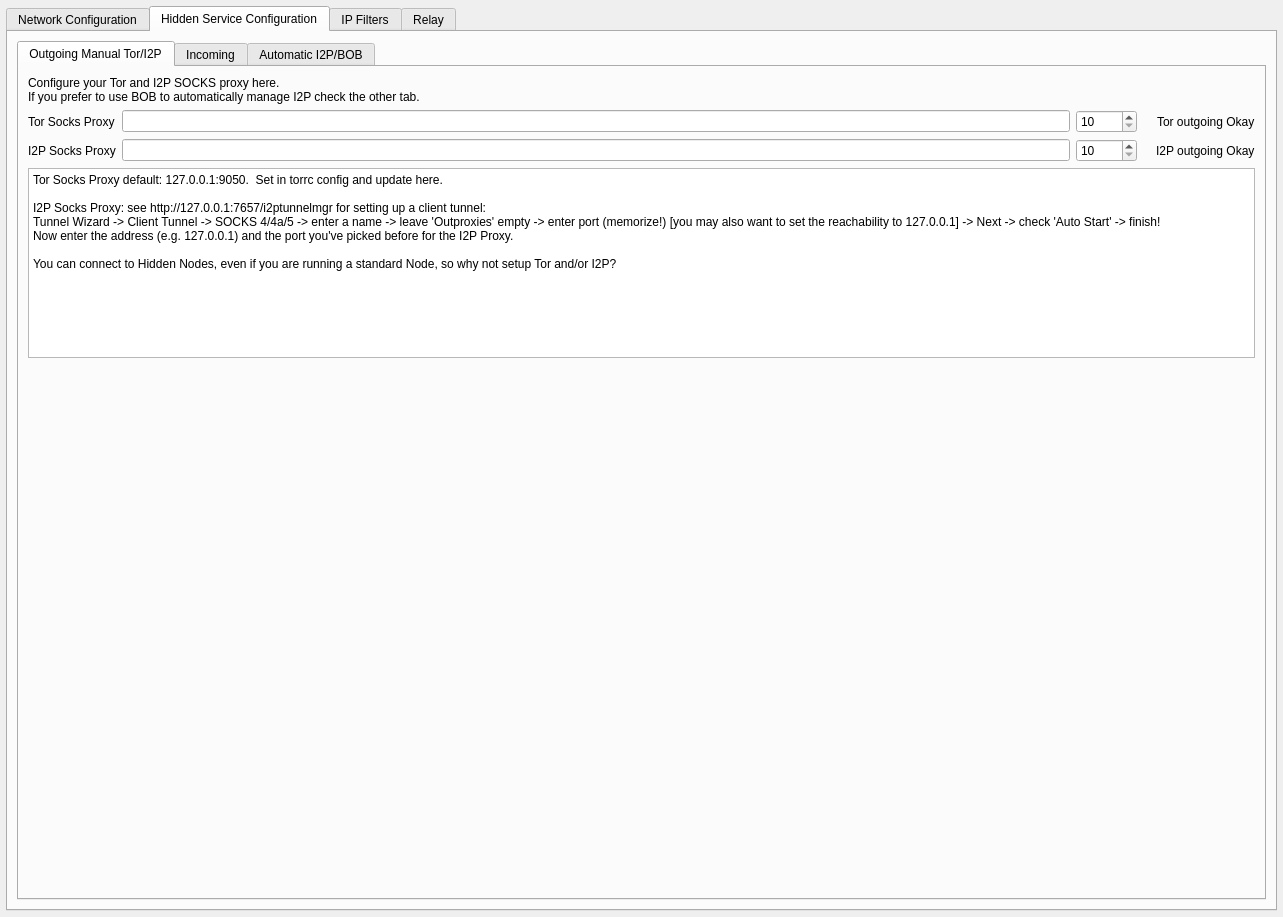
Before: the Qt Designer form retroshare-gui/src/gui/settings/ServerPage.ui in RetroShare/RetroShare, drawn with Qt 5.
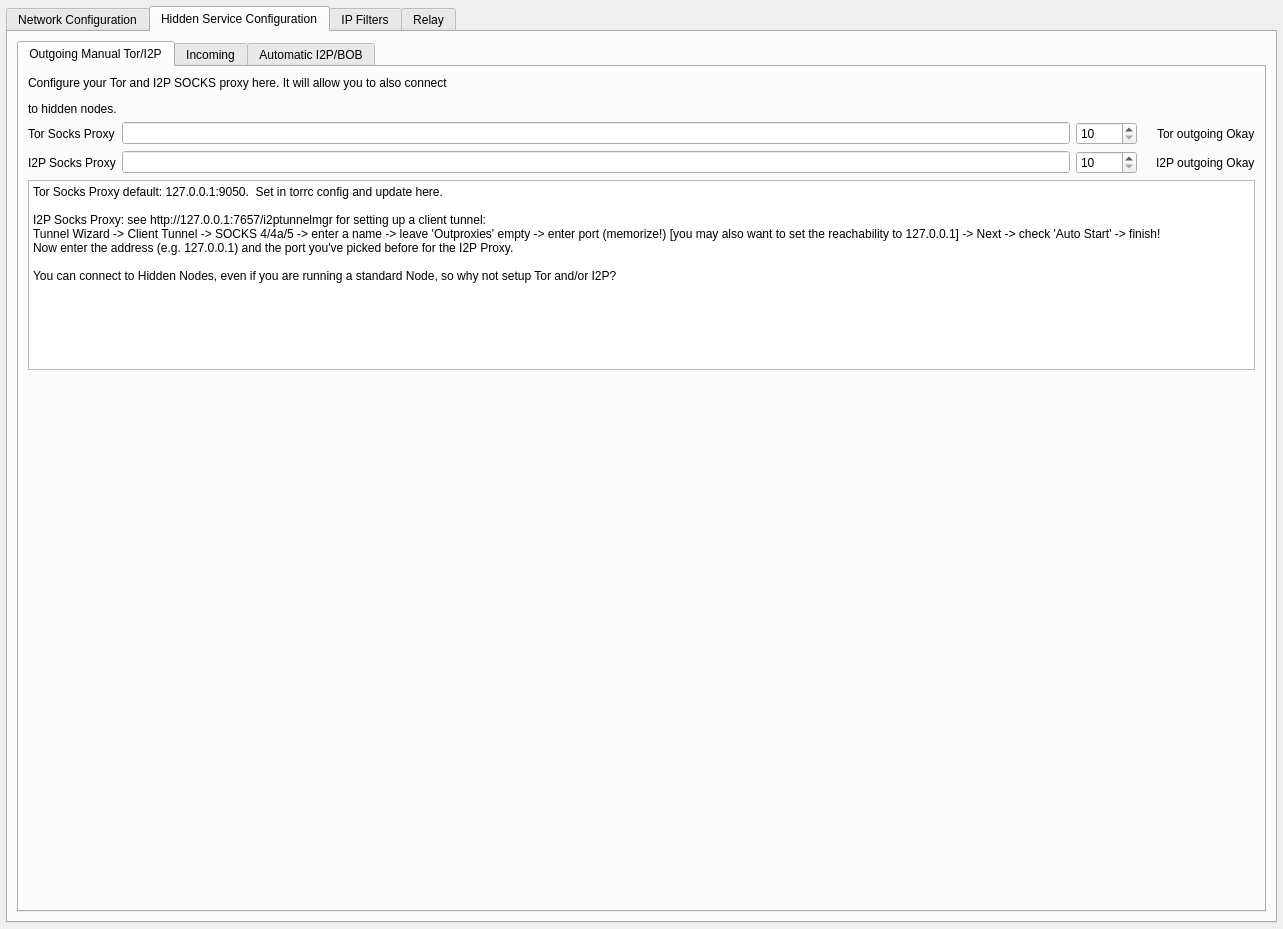
After: the same form once the commit is applied. The open tabs and pages were chosen to show the change. Icons and pictures are not drawn.

Commit message: hide incoming hidden service configuration for non hidden nodes

The edit to the form file:
```diff
--- a/retroshare-gui/src/gui/settings/ServerPage.ui
+++ b/retroshare-gui/src/gui/settings/ServerPage.ui
@@ -7,7 +7,7 @@
     <x>0</x>
     <y>0</y>
     <width>1283</width>
-    <height>917</height>
+    <height>929</height>
    </rect>
   </property>
   <layout class="QVBoxLayout" name="ServerPageVLayout">
@@ -549,7 +549,7 @@
            <item>
             <widget class="QLabel" name="hiddenpage_outHeader">
              <property name="text">
-              <string>&lt;html&gt;&lt;head/&gt;&lt;body&gt;&lt;p&gt;Configure your Tor and I2P SOCKS proxy here. &lt;br/&gt;If you prefer to use BOB to automatically manage I2P check the other tab.&lt;/p&gt;&lt;/body&gt;&lt;/html&gt;</string>
+              <string>&lt;html&gt;&lt;head/&gt;&lt;body&gt;&lt;p&gt;Configure your Tor and I2P SOCKS proxy here. It will allow you to also connect &lt;/p&gt;&lt;p&gt;to hidden nodes.&lt;/p&gt;&lt;/body&gt;&lt;/html&gt;</string>
              </property>
             </widget>
            </item>
```
Left out of the diff: 4 changed lines with no effect on the pictures. The commit also changes 1 other file.
